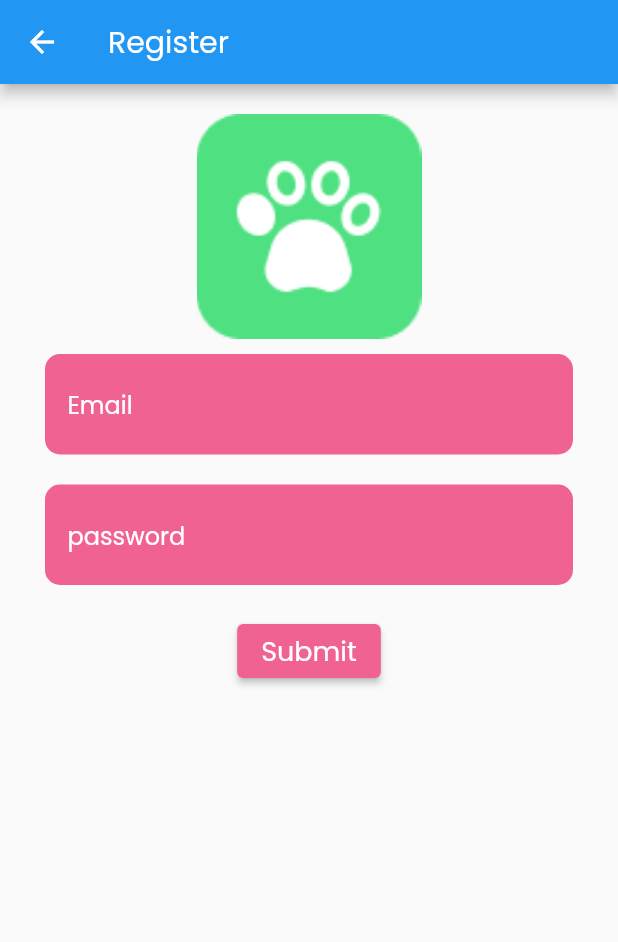
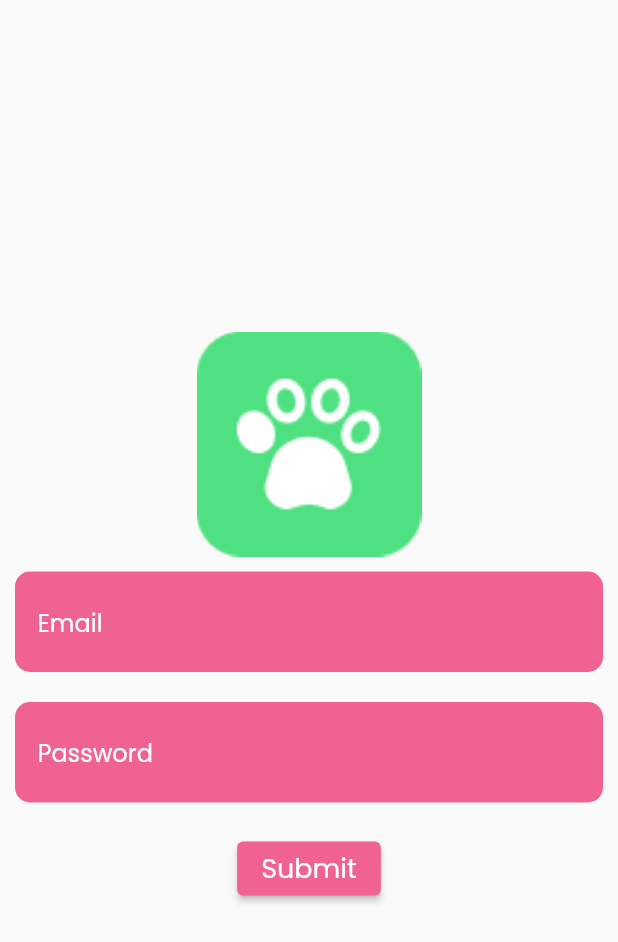
Before and after one commit to axonapiwit/pet_lover, a Flutter app: the Register screen opened directly, on a phone screen of 412 x 824 dp. Shown: the top 942 px of the screen. Run offline on Flutter 3.47's test engine with Material 2 defaults, Android fonts, the phone set to English and light mode, and no system bars; our stand-ins replace cloud_firestore, firebase_auth, firebase_core, fluttertoast, form_field_validator; accounts and stored records are empty.

Commit message:
fix login and register page

```diff
--- a/lib/screens/login.dart
+++ b/lib/screens/login.dart
@@ -34,13 +34,15 @@ class _LoginState extends State<Login> {
           }
           if (snapshot.connectionState == ConnectionState.done) {
             return Scaffold(
-              body: SafeArea(
+              body: SingleChildScrollView(
+                child: SafeArea(
                   child: Container(
+                    height: MediaQuery.of(context).size.height,
                     child: Form(
                       key: formKey,
                       child: Center(
                         child: Column(
-                        crossAxisAlignment: CrossAxisAlignment.center,
+                          mainAxisAlignment: MainAxisAlignment.center,
                           children: [
                             Container(
                               child: Image.asset(
@@ -77,8 +79,8 @@ class _LoginState extends State<Login> {
                                             decoration: InputDecoration(
                                               border: InputBorder.none,
                                               labelText: 'Email',
-                                            labelStyle:
-                                                TextStyle(color: Colors.white),
+                                              labelStyle: TextStyle(
+                                                  color: Colors.white),
                                             ))))),
                             Padding(
                                 padding: EdgeInsets.all(10),
@@ -101,15 +103,16 @@ class _LoginState extends State<Login> {
                                             decoration: InputDecoration(
                                               border: InputBorder.none,
                                               labelText: 'password',
-                                            labelStyle:
-                                                TextStyle(color: Colors.white),
+                                              labelStyle: TextStyle(
+                                                  color: Colors.white),
                                             ))))),
                             ElevatedButton(
                                 style: ElevatedButton.styleFrom(
                                     primary: Colors.pink.shade300,
                                     fixedSize: Size(200, 50),
                                     shape: RoundedRectangleBorder(
-                                      borderRadius: BorderRadius.circular(50))),
+                                        borderRadius:
+                                            BorderRadius.circular(50))),
                                 onPressed: () async {
                                   if (formKey.currentState!.validate()) {
                                     formKey.currentState!.save();
@@ -121,7 +124,8 @@ class _LoginState extends State<Login> {
                                           .then((value) {
                                         formKey.currentState!.reset();
                                         Navigator.pushReplacement(context,
-                                          MaterialPageRoute(builder: (context) {
+                                            MaterialPageRoute(
+                                                builder: (context) {
                                           return HomeScreen();
                                         }));
                                       });
@@ -142,6 +146,7 @@ class _LoginState extends State<Login> {
                     ),
                   ),
                 ),
+              ),
             );
           }
           return Scaffold(
--- a/lib/screens/register.dart
+++ b/lib/screens/register.dart
@@ -33,17 +33,15 @@ class _RegisterState extends State<Register> {
           }
           if (snapshot.connectionState == ConnectionState.done) {
             return Scaffold(
-              appBar: AppBar(
-                title: Text('Register'),
-              ),
-              body: Padding(
-                padding: const EdgeInsets.all(20.0),
+              body: SingleChildScrollView(
+                child: SafeArea(
                   child: Container(
+                    height: MediaQuery.of(context).size.height,
                     child: Form(
                       key: formKey,
                       child: Center(
                         child: Column(
-                        crossAxisAlignment: CrossAxisAlignment.center,
+                          mainAxisAlignment: MainAxisAlignment.center,
                           children: [
                             Container(
                               child: Image.asset(
@@ -80,8 +78,8 @@ class _RegisterState extends State<Register> {
                                             decoration: InputDecoration(
                                               border: InputBorder.none,
                                               labelText: 'Email',
-                                            labelStyle:
-                                                TextStyle(color: Colors.white),
+                                              labelStyle: TextStyle(
+                                                  color: Colors.white),
                                             ))))),
                             Padding(
                                 padding: EdgeInsets.all(10),
@@ -103,9 +101,9 @@ class _RegisterState extends State<Register> {
                                             },
                                             decoration: InputDecoration(
                                               border: InputBorder.none,
-                                            labelText: 'password',
-                                            labelStyle:
-                                                TextStyle(color: Colors.white),
+                                              labelText: 'Password',
+                                              labelStyle: TextStyle(
+                                                  color: Colors.white),
                                             ))))),
                             SizedBox(height: 10),
                             Center(
@@ -128,8 +126,8 @@ class _RegisterState extends State<Register> {
                                                   .doc(value.user!.uid);
                                           user
                                               .set({'isNewUser': true})
-                                            .then(
-                                                (value) => print("User Added"))
+                                              .then((value) =>
+                                                  print("User Added"))
                                               .catchError((error) => print(
                                                   "Failed to add user: $error"));
                                           formKey.currentState!.reset();
@@ -170,6 +168,7 @@ class _RegisterState extends State<Register> {
                     ),
                   ),
                 ),
+              ),
             );
           }
           return Scaffold(
```
Lines whose indentation alone changed are shown as unchanged.
